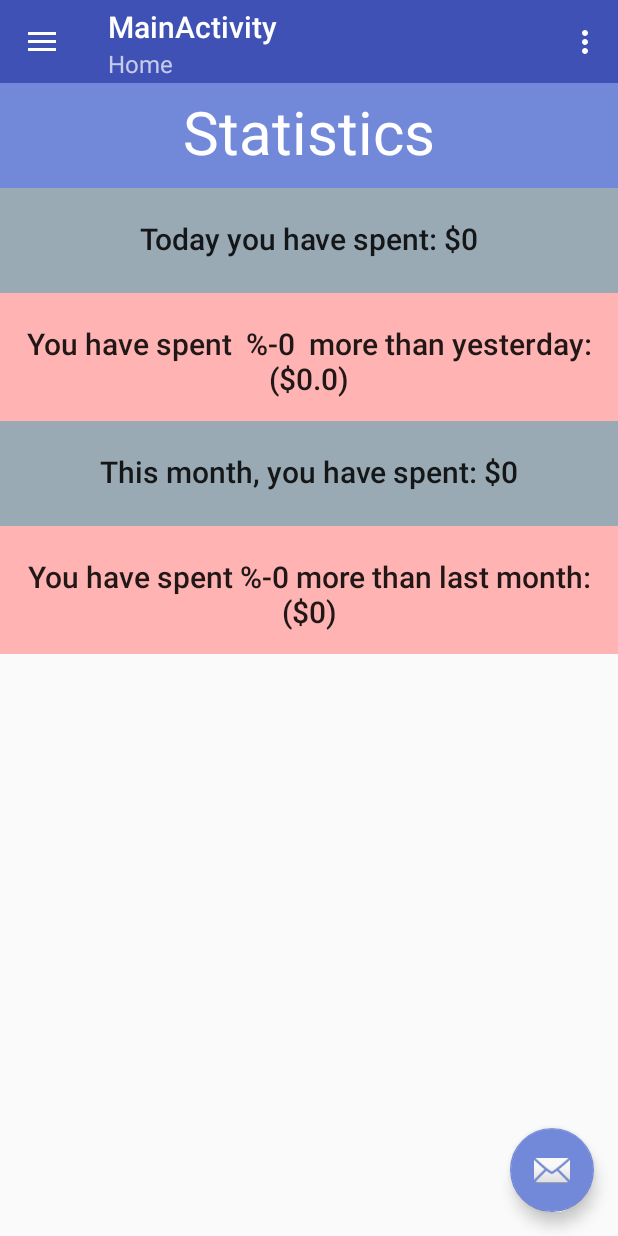
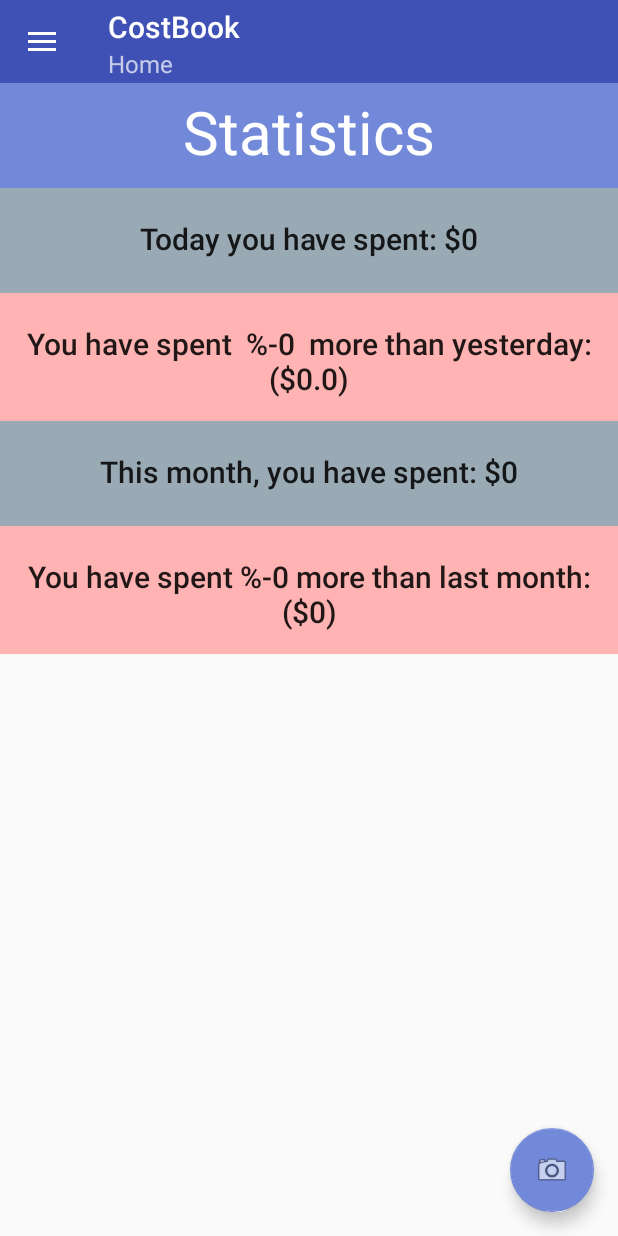
Before and after one commit to RalyT/CostBook-Project, an Android app: the MainActivity screen opened directly, with no data from a screen before it, on a phone screen of 412 x 824 dp. Run offline under Robolectric (Android 15) with nearby library versions, the phone set to English and light mode, and no system bars; our stand-ins replace Firebase (no records; nobody signed in at launch, a user with empty details on screens opened directly).

Commit message:
Revision 2.0 - Implemented Google Vision API for reading Costs from receipts

```diff
--- a/CostBook/app/src/main/java/com/comp3617/finalproject/HomepageFragment.java
+++ b/CostBook/app/src/main/java/com/comp3617/finalproject/HomepageFragment.java
@@ -156,21 +156,21 @@ public class HomepageFragment extends Fragment {
                             percentDailyDifference += -2 * percentDailyDifference;
                             tvPreviousDailySpending.setText("You have spent  -%" + df.format(percentDailyDifference)
                                     + "  less than yesterday: ($" + previousDaySpending + ")");
-                            tvPreviousDailySpending.setBackgroundColor(ContextCompat.getColor(getActivity(), R.color.light_teal));
+                            tvPreviousDailySpending.setBackgroundResource(R.color.light_teal);
                         } else {
                             tvPreviousDailySpending.setText("You have spent  %" + df.format(percentDailyDifference)
                                     + "  more than yesterday: ($" + previousDaySpending + ")");
-                            tvPreviousDailySpending.setBackgroundColor(ContextCompat.getColor(getActivity(), R.color.light_red));
+                            tvPreviousDailySpending.setBackgroundResource(R.color.light_red);
                         }
                         if (percentMonthlyDifference < 0) {
                             percentMonthlyDifference += -2 * percentMonthlyDifference;
                             tvPreviousMonthlySpending.setText("You have spent  -%" + df.format(percentMonthlyDifference)
                                     + "  less than last Month: ($" + df.format(previousMonthSpending) + ")");
-                            tvPreviousMonthlySpending.setBackgroundColor(ContextCompat.getColor(getActivity(), R.color.light_teal));
+                            tvPreviousMonthlySpending.setBackgroundResource(R.color.light_teal);
                         } else {
                             tvPreviousMonthlySpending.setText("You have spent %" + df.format(percentMonthlyDifference)
                                     + " more than last month: ($" + df.format(previousMonthSpending) + ")");
-                            tvPreviousMonthlySpending.setBackgroundColor(ContextCompat.getColor(getActivity(), R.color.light_red));
+                            tvPreviousMonthlySpending.setBackgroundResource(R.color.light_red);
                         }
                     }
                     @Override
--- a/CostBook/app/src/main/res/layout/app_bar_main.xml
+++ b/CostBook/app/src/main/res/layout/app_bar_main.xml
@@ -28,6 +28,6 @@
         android:layout_height="wrap_content"
         android:layout_gravity="bottom|end"
         android:layout_margin="@dimen/fab_margin"
-        app:srcCompat="@android:drawable/ic_dialog_email" />
+        app:srcCompat="@android:drawable/ic_menu_camera" />
 
 </android.support.design.widget.CoordinatorLayout>
--- a/CostBook/app/src/main/res/menu/activity_main_drawer.xml
+++ b/CostBook/app/src/main/res/menu/activity_main_drawer.xml
@@ -6,33 +6,33 @@
     <group android:checkableBehavior="single">
         <item
             android:id="@+id/nav_homepage"
-            android:icon="@drawable/ic_menu_camera"
+            android:icon="@drawable/home_icon"
             android:title="Homepage" />
         <item
             android:id="@+id/nav_add_transaction"
-            android:icon="@drawable/ic_menu_gallery"
+            android:icon="@drawable/add_trans_icon"
             android:title="New Transaction" />
         <item
             android:id="@+id/nav_transaction_history"
-            android:icon="@drawable/ic_menu_slideshow"
+            android:icon="@drawable/history_icon"
             android:title="History" />
-        <item
-            android:id="@+id/nav_manage"
-            android:icon="@drawable/ic_menu_manage"
-            android:title="Tools" />
+        <!--<item-->
+            <!--android:id="@+id/nav_manage"-->
+            <!--android:icon="@drawable/ic_menu_manage"-->
+            <!--android:title="Tools" />-->
     </group>
 
-    <item android:title="Communicate">
-        <menu>
-            <item
-                android:id="@+id/nav_share"
-                android:icon="@drawable/ic_menu_share"
-                android:title="Share" />
-            <item
-                android:id="@+id/nav_send"
-                android:icon="@drawable/ic_menu_send"
-                android:title="Send" />
-        </menu>
-    </item>
+    <!--<item android:title="Communicate">-->
+        <!--<menu>-->
+            <!--<item-->
+                <!--android:id="@+id/nav_share"-->
+                <!--android:icon="@drawable/ic_menu_share"-->
+                <!--android:title="Share" />-->
+            <!--<item-->
+                <!--android:id="@+id/nav_send"-->
+                <!--android:icon="@drawable/ic_menu_send"-->
+                <!--android:title="Send" />-->
+        <!--</menu>-->
+    <!--</item>-->
 
 </menu>
--- a/CostBook/app/src/main/res/menu/main.xml
+++ b/CostBook/app/src/main/res/menu/main.xml
@@ -1,9 +1,9 @@
 <?xml version="1.0" encoding="utf-8"?>
 <menu xmlns:android="http://schemas.android.com/apk/res/android"
     xmlns:app="http://schemas.android.com/apk/res-auto">
-    <item
-        android:id="@+id/action_settings"
-        android:orderInCategory="100"
-        android:title="@string/action_settings"
-        app:showAsAction="never" />
+    <!--<item-->
+        <!--android:id="@+id/action_settings"-->
+        <!--android:orderInCategory="100"-->
+        <!--android:title="@string/action_settings"-->
+        <!--app:showAsAction="never" />-->
 </menu>
```
Also changed, not shown: CostBook/app/src/main/AndroidManifest.xml (+20 -5 lines), CostBook/app/src/main/java/com/comp3617/finalproject/AddTransactionFragment.java (+15 -5 lines), CostBook/app/src/main/java/com/comp3617/finalproject/MainActivity.java (+40 -9 lines), CostBook/app/src/main/java/com/comp3617/finalproject/OCRFunction.java (added, +144 -0 lines), CostBook/app/src/main/res/layout/activity_ocrfunction.xml (added, +36 -0 lines), CostBook/app/src/main/res/drawable/add_trans_icon.png (added), CostBook/app/src/main/res/drawable/history_icon.png (added), CostBook/app/src/main/res/drawable/home_icon.png (added).
